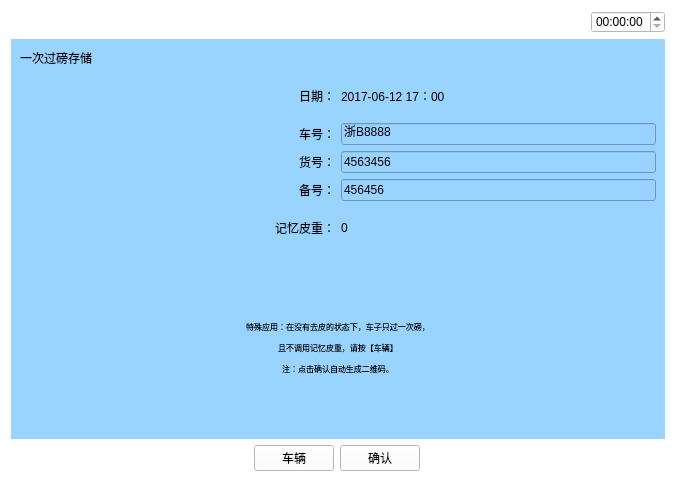
The window that WeighSensor/yiciguobang.ui (xsw258x2s5w8/WeightSensor) describes before a commit, drawn with Qt 5.
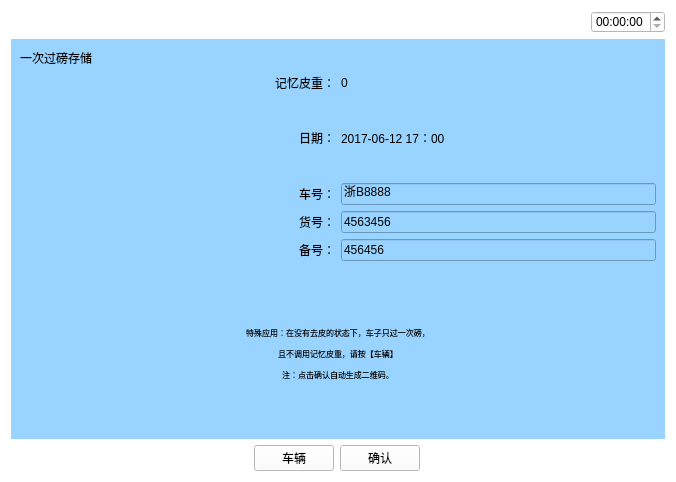
The same window after the commit. Icons and pictures are not drawn.

Patch:
```diff
--- a/WeighSensor/yiciguobang.ui
+++ b/WeighSensor/yiciguobang.ui
@@ -107,7 +107,7 @@
      <property name="styleSheet">
       <string notr="true">background-color: rgb(153, 211, 255);</string>
      </property>
-     <layout class="QVBoxLayout" name="verticalLayout_2" stretch="2,2,2">
+     <layout class="QVBoxLayout" name="verticalLayout_2" stretch="2,0,2,2">
       <item>
        <layout class="QHBoxLayout" name="horizontalLayout">
         <item>
@@ -135,6 +135,27 @@
         </item>
        </layout>
       </item>
+      <item>
+       <layout class="QHBoxLayout" name="horizontalLayout_8">
+        <item>
+         <widget class="QLabel" name="label_8">
+          <property name="text">
+           <string>记忆皮重：</string>
+          </property>
+          <property name="alignment">
+           <set>Qt::AlignRight|Qt::AlignTrailing|Qt::AlignVCenter</set>
+          </property>
+         </widget>
+        </item>
+        <item>
+         <widget class="QLabel" name="label_tare">
+          <property name="text">
+           <string>0</string>
+          </property>
+         </widget>
+        </item>
+       </layout>
+      </item>
       <item>
        <layout class="QVBoxLayout" name="verticalLayout_3">
         <item>
@@ -221,27 +242,6 @@
           </item>
          </layout>
         </item>
-        <item>
-         <layout class="QHBoxLayout" name="horizontalLayout_8">
-          <item>
-           <widget class="QLabel" name="label_8">
-            <property name="text">
-             <string>记忆皮重：</string>
-            </property>
-            <property name="alignment">
-             <set>Qt::AlignRight|Qt::AlignTrailing|Qt::AlignVCenter</set>
-            </property>
-           </widget>
-          </item>
-          <item>
-           <widget class="QLabel" name="label_tare">
-            <property name="text">
-             <string>0</string>
-            </property>
-           </widget>
-          </item>
-         </layout>
-        </item>
        </layout>
       </item>
       <item>
```
